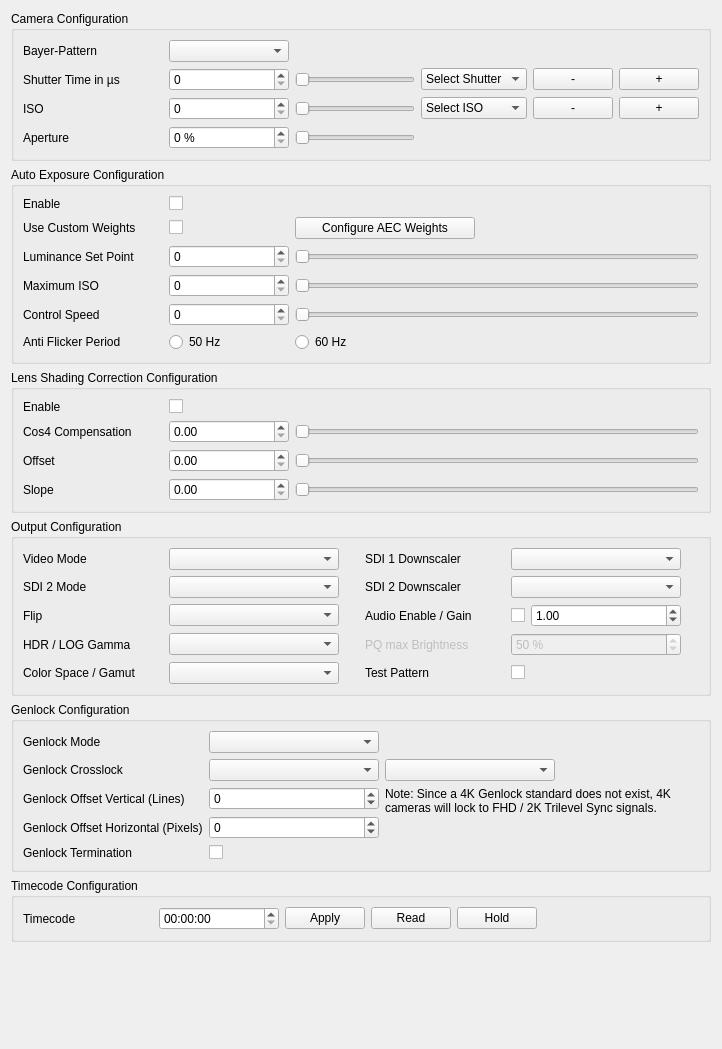
First picture: the form in dct_widgets/inoutbox/inoutbox.ui, repository KAYA-Instruments/SDI-Control-Point, before the edit.
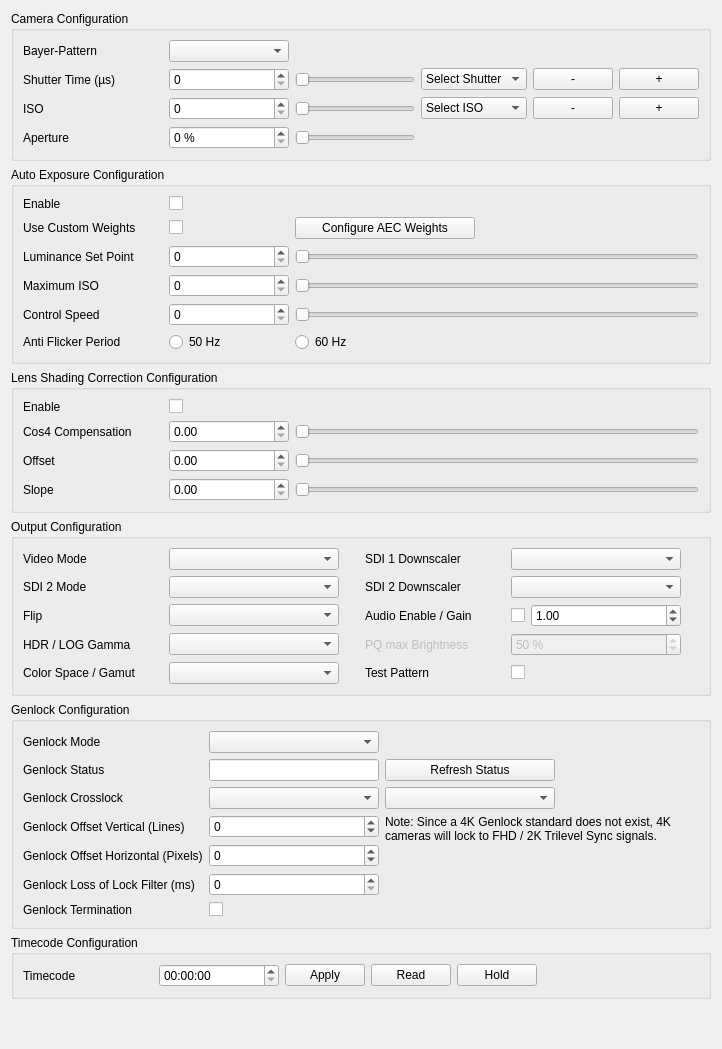
Second picture: the form after the edit.

Commit message: Adding genlock features step 1

Patch:
```diff
--- a/dct_widgets/inoutbox/inoutbox.ui
+++ b/dct_widgets/inoutbox/inoutbox.ui
@@ -48,7 +48,7 @@
          </size>
         </property>
         <property name="text">
-         <string>Shutter Time in µs</string>
+         <string>Shutter Time (µs)</string>
         </property>
        </widget>
       </item>
@@ -1145,132 +1145,7 @@
       <string>Genlock Configuration</string>
      </property>
      <layout class="QGridLayout" name="gridLayout_4">
-      <item row="3" column="1">
-       <widget class="QSpinBox" name="sbxGenlockOffsetHorizontal">
-        <property name="minimumSize">
-         <size>
-          <width>170</width>
-          <height>0</height>
-         </size>
-        </property>
-        <property name="maximumSize">
-         <size>
-          <width>16777215</width>
-          <height>16777215</height>
-         </size>
-        </property>
-        <property name="minimum">
-         <number>-4095</number>
-        </property>
-        <property name="maximum">
-         <number>4095</number>
-        </property>
-       </widget>
-      </item>
-      <item row="1" column="2">
-       <widget class="QComboBox" name="cbxGenlockCrosslockVmode">
-        <property name="minimumSize">
-         <size>
-          <width>170</width>
-          <height>0</height>
-         </size>
-        </property>
-       </widget>
-      </item>
-      <item row="2" column="0">
-       <widget class="QLabel" name="lblGenLockOffsetVertical">
-        <property name="minimumSize">
-         <size>
-          <width>0</width>
-          <height>0</height>
-         </size>
-        </property>
-        <property name="maximumSize">
-         <size>
-          <width>16777215</width>
-          <height>16777215</height>
-         </size>
-        </property>
-        <property name="text">
-         <string>Genlock Offset Vertical (Lines)</string>
-        </property>
-       </widget>
-      </item>
-      <item row="1" column="0">
-       <widget class="QLabel" name="lblGenlockCrosslock">
-        <property name="text">
-         <string>Genlock Crosslock</string>
-        </property>
-       </widget>
-      </item>
-      <item row="0" column="0">
-       <widget class="QLabel" name="lblGenLockMode">
-        <property name="minimumSize">
-         <size>
-          <width>0</width>
-          <height>0</height>
-         </size>
-        </property>
-        <property name="maximumSize">
-         <size>
-          <width>16777215</width>
-          <height>16777215</height>
-         </size>
-        </property>
-        <property name="text">
-         <string>Genlock Mode</string>
-        </property>
-       </widget>
-      </item>
-      <item row="0" column="1">
-       <widget class="QComboBox" name="cbxGenLockMode">
-        <property name="minimumSize">
-         <size>
-          <width>170</width>
-          <height>0</height>
-         </size>
-        </property>
-        <property name="maximumSize">
-         <size>
-          <width>16777215</width>
-          <height>16777215</height>
-         </size>
-        </property>
-       </widget>
-      </item>
-      <item row="3" column="0">
-       <widget class="QLabel" name="lblGenLockOffsetHorizontal">
-        <property name="minimumSize">
-         <size>
-          <width>0</width>
-          <height>0</height>
-         </size>
-        </property>
-        <property name="maximumSize">
-         <size>
-          <width>16777215</width>
-          <height>16777215</height>
-         </size>
-        </property>
-        <property name="text">
-         <string>Genlock Offset Horizontal (Pixels)</string>
-        </property>
-       </widget>
-      </item>
-      <item row="4" column="1">
-       <widget class="QCheckBox" name="cbxGenLockTermination">
-        <property name="minimumSize">
-         <size>
-          <width>170</width>
-          <height>0</height>
-         </size>
-        </property>
-        <property name="text">
-         <string/>
-        </property>
-       </widget>
-      </item>
-      <item row="4" column="0">
+      <item row="6" column="0">
        <widget class="QLabel" name="lblGenLockTermination">
         <property name="minimumSize">
          <size>
@@ -1289,7 +1164,20 @@
         </property>
        </widget>
       </item>
-      <item row="1" column="1">
+      <item row="6" column="1">
+       <widget class="QCheckBox" name="cbxGenLockTermination">
+        <property name="minimumSize">
+         <size>
+          <width>170</width>
+          <height>0</height>
+         </size>
+        </property>
+        <property name="text">
+         <string/>
+        </property>
+       </widget>
+      </item>
+      <item row="2" column="1">
        <widget class="QComboBox" name="cbxGenlockCrosslockEnable">
         <property name="minimumSize">
          <size>
@@ -1299,7 +1187,89 @@
         </property>
        </widget>
       </item>
-      <item row="2" column="1">
+      <item row="0" column="1">
+       <widget class="QComboBox" name="cbxGenLockMode">
+        <property name="minimumSize">
+         <size>
+          <width>170</width>
+          <height>0</height>
+         </size>
+        </property>
+        <property name="maximumSize">
+         <size>
+          <width>16777215</width>
+          <height>16777215</height>
+         </size>
+        </property>
+       </widget>
+      </item>
+      <item row="2" column="0">
+       <widget class="QLabel" name="lblGenlockCrosslock">
+        <property name="text">
+         <string>Genlock Crosslock</string>
+        </property>
+       </widget>
+      </item>
+      <item row="3" column="0">
+       <widget class="QLabel" name="lblGenLockOffsetVertical">
+        <property name="minimumSize">
+         <size>
+          <width>0</width>
+          <height>0</height>
+         </size>
+        </property>
+        <property name="maximumSize">
+         <size>
+          <width>16777215</width>
+          <height>16777215</height>
+         </size>
+        </property>
+        <property name="text">
+         <string>Genlock Offset Vertical (Lines)</string>
+        </property>
+       </widget>
+      </item>
+      <item row="2" column="3">
+       <spacer name="horizontalSpacer">
+        <property name="orientation">
+         <enum>Qt::Horizontal</enum>
+        </property>
+        <property name="sizeType">
+         <enum>QSizePolicy::MinimumExpanding</enum>
+        </property>
+        <property name="sizeHint" stdset="0">
+         <size>
+          <width>40</width>
+          <height>20</height>
+         </size>
+        </property>
+       </spacer>
+      </item>
+      <item row="5" column="0">
+       <widget class="QLabel" name="lblGenLockLOL">
+        <property name="text">
+         <string>Genlock Loss of Lock Filter (ms)</string>
+        </property>
+       </widget>
+      </item>
+      <item row="5" column="1">
+       <widget class="QSpinBox" name="sbxGenLockLOL">
+        <property name="maximum">
+         <number>10000</number>
+        </property>
+       </widget>
+      </item>
+      <item row="2" column="2">
+       <widget class="QComboBox" name="cbxGenlockCrosslockVmode">
+        <property name="minimumSize">
+         <size>
+          <width>170</width>
+          <height>0</height>
+         </size>
+        </property>
+       </widget>
+      </item>
+      <item row="3" column="1">
        <widget class="QSpinBox" name="sbxGenLockOffsetVertical">
         <property name="sizePolicy">
          <sizepolicy hsizetype="Minimum" vsizetype="Fixed">
@@ -1327,7 +1297,7 @@
         </property>
        </widget>
       </item>
-      <item row="2" column="2" rowspan="3" colspan="2">
+      <item row="3" column="2" rowspan="4" colspan="2">
        <widget class="QLabel" name="lblGenlock4kNote">
         <property name="text">
          <string>Note: Since a 4K Genlock standard does not exist, 4K cameras will lock to FHD / 2K Trilevel Sync signals.</string>
@@ -1340,8 +1310,104 @@
         </property>
        </widget>
       </item>
+      <item row="4" column="1">
+       <widget class="QSpinBox" name="sbxGenlockOffsetHorizontal">
+        <property name="minimumSize">
+         <size>
+          <width>170</width>
+          <height>0</height>
+         </size>
+        </property>
+        <property name="maximumSize">
+         <size>
+          <width>16777215</width>
+          <height>16777215</height>
+         </size>
+        </property>
+        <property name="minimum">
+         <number>-4095</number>
+        </property>
+        <property name="maximum">
+         <number>4095</number>
+        </property>
+       </widget>
+      </item>
+      <item row="0" column="0">
+       <widget class="QLabel" name="lblGenLockMode">
+        <property name="minimumSize">
+         <size>
+          <width>0</width>
+          <height>0</height>
+         </size>
+        </property>
+        <property name="maximumSize">
+         <size>
+          <width>16777215</width>
+          <height>16777215</height>
+         </size>
+        </property>
+        <property name="text">
+         <string>Genlock Mode</string>
+        </property>
+       </widget>
+      </item>
+      <item row="4" column="0">
+       <widget class="QLabel" name="lblGenLockOffsetHorizontal">
+        <property name="minimumSize">
+         <size>
+          <width>0</width>
+          <height>0</height>
+         </size>
+        </property>
+        <property name="maximumSize">
+         <size>
+          <width>16777215</width>
+          <height>16777215</height>
+         </size>
+        </property>
+        <property name="text">
+         <string>Genlock Offset Horizontal (Pixels)</string>
+        </property>
+       </widget>
+      </item>
+      <item row="1" column="0">
+       <widget class="QLabel" name="label">
+        <property name="text">
+         <string>Genlock Status</string>
+        </property>
+       </widget>
+      </item>
+      <item row="1" column="2">
+       <widget class="QPushButton" name="btnGenLockRefreshState">
+        <property name="minimumSize">
+         <size>
+          <width>170</width>
+          <height>0</height>
+         </size>
+        </property>
+        <property name="text">
+         <string>Refresh Status</string>
+        </property>
+       </widget>
+      </item>
+      <item row="1" column="1">
+       <widget class="QLineEdit" name="letGenLockStatus">
+        <property name="sizePolicy">
+         <sizepolicy hsizetype="Minimum" vsizetype="Fixed">
+          <horstretch>0</horstretch>
+          <verstretch>0</verstretch>
+         </sizepolicy>
+        </property>
+        <property name="minimumSize">
+         <size>
+          <width>170</width>
+          <height>0</height>
+         </size>
+        </property>
+       </widget>
+      </item>
       <item row="1" column="3">
-       <spacer name="horizontalSpacer">
+       <spacer name="horizontalSpacer_6">
         <property name="orientation">
          <enum>Qt::Horizontal</enum>
         </property>
```
Left out of the diff: 403 changed lines with no effect on the pictures. The commit also changes 12 other files.
